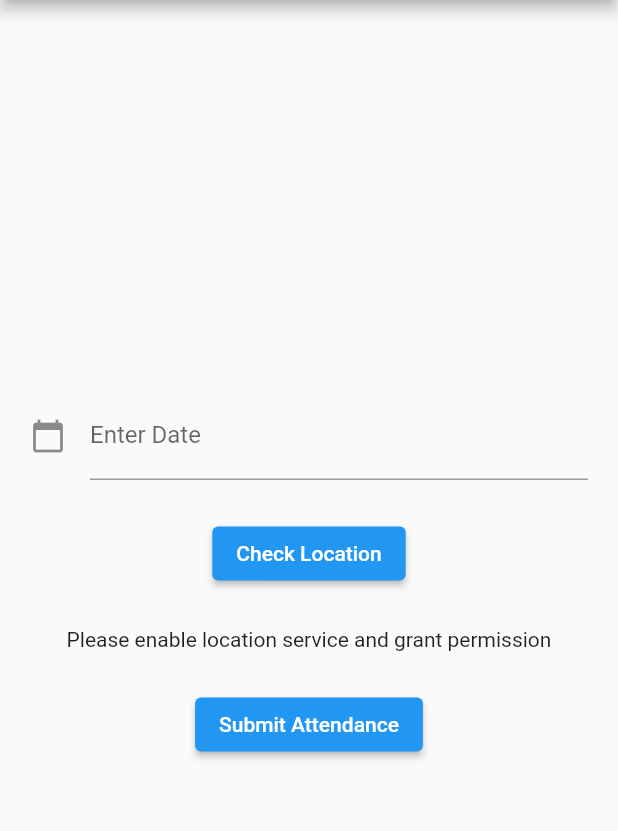
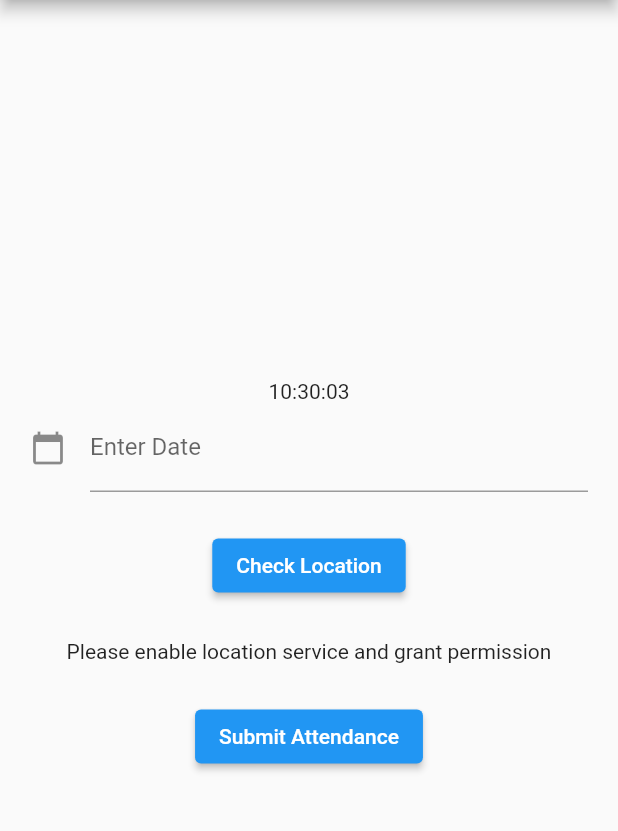
Before and after one commit to funky-dev99/Attendance-User, a Flutter app: the AttendLoc screen opened directly, after a tap on "Submit Attendance", on a phone screen of 412 x 824 dp, the part 84-915 px from its top. Run offline on Flutter 3.47's test engine with Material 2 defaults, Android fonts, the phone set to English and light mode, and no system bars; our stand-ins replace location.

Commit message:
Time Aded

```diff
--- a/attend_user/lib/pages/attend_location.dart
+++ b/attend_user/lib/pages/attend_location.dart
@@ -1,3 +1,5 @@
+import 'dart:async';
+
 import 'package:flutter/material.dart';
 import 'package:location/location.dart';
 import 'package:intl/intl.dart';
@@ -17,9 +19,15 @@ class _AttendLocState extends State<AttendLoc> {
 
   @override
   void initState() {
-    dateController.text = ""; //set the initial value of text field
+    dateController.text = "";
+    _timeString = _formatDateTime(DateTime.now());
+    Timer.periodic(Duration(seconds: 1), (Timer t) => _getTime()); //set the initial value of text field
     super.initState();
   }
+
+
+
+  late String _timeString;
 
   late bool _serviceEnabled;
   late PermissionStatus _permissionGranted;
@@ -85,6 +93,8 @@ class _AttendLocState extends State<AttendLoc> {
             mainAxisAlignment: MainAxisAlignment.center,
             children: [
 
+              Text(_timeString),
+
               TextField(
 
 
@@ -144,6 +154,7 @@ class _AttendLocState extends State<AttendLoc> {
             onPressed: (){
               print('Latitude: ${_userLocation?.latitude}');
               print('Longitude: ${_userLocation?.longitude}');
+              print('Time:$_timeString');
               },
             child: const Text('Submit Attendance'),)
 
@@ -156,4 +167,15 @@ class _AttendLocState extends State<AttendLoc> {
 
 
   }
+  void _getTime() {
+    final DateTime now = DateTime.now();
+    final String formattedDateTime = _formatDateTime(now);
+    setState(() {
+      _timeString = formattedDateTime;
+    });
+  }
+
+  String _formatDateTime(DateTime dateTime) {
+    return DateFormat('hh:mm:ss').format(dateTime);
+  }
 }
```
